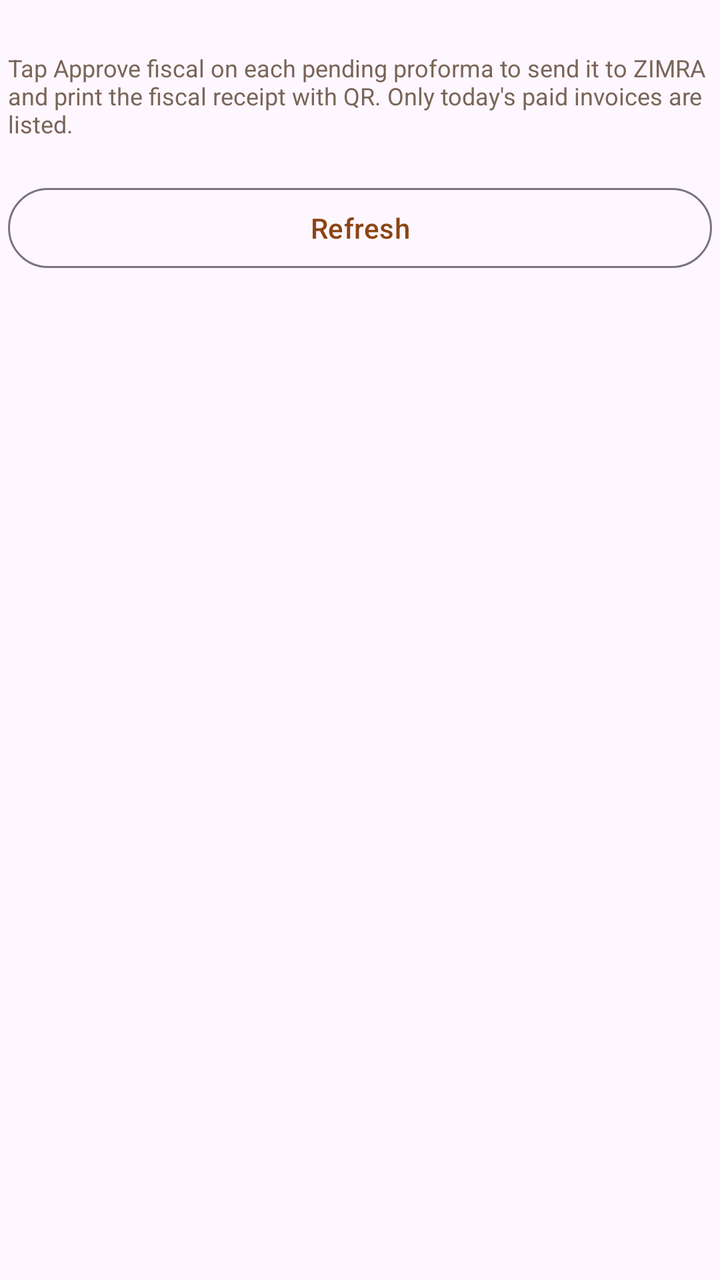
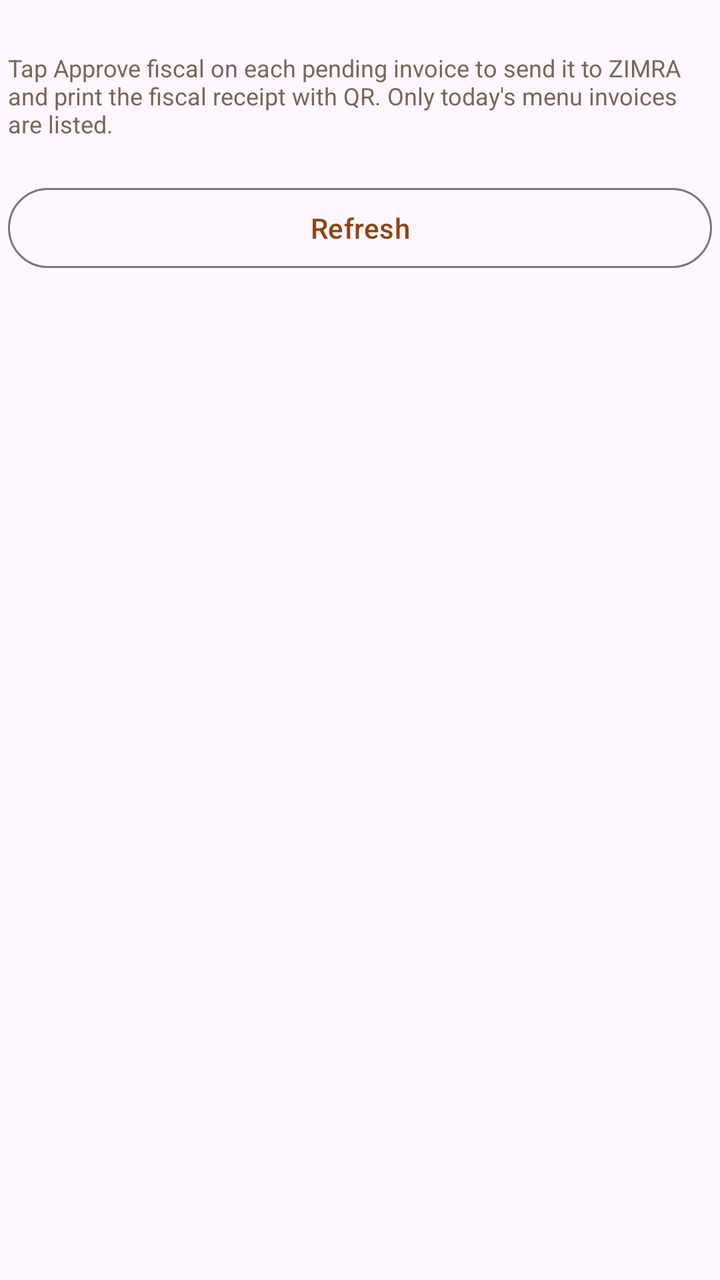

The first picture is an Android layout as it rendered before a commit; the second is the same layout after the commit. The layout source and the unified diff follow.
<!-- AndroidManifest.xml: application theme Theme.CafeDeParisKitchen -->
<!-- res/layout/dialog_fiscal_invoices.xml -->
<?xml version="1.0" encoding="utf-8"?>
<LinearLayout
    xmlns:android="http://schemas.android.com/apk/res/android"
    android:layout_width="match_parent"
    android:layout_height="wrap_content"
    android:orientation="vertical"
    android:padding="4dp">

    <TextView
        android:id="@+id/fiscalInvoicesDateLabel"
        android:layout_width="match_parent"
        android:layout_height="wrap_content"
        android:textColor="@color/text_muted"
        android:textSize="13sp" />

    <TextView
        android:id="@+id/fiscalInvoicesHint"
        android:layout_width="match_parent"
        android:layout_height="wrap_content"
        android:layout_marginTop="4dp"
        android:text="@string/fiscal_invoices_hint"
        android:textColor="@color/text_muted"
        android:textSize="12sp" />

    <androidx.recyclerview.widget.RecyclerView
        android:id="@+id/fiscalInvoiceList"
        android:layout_width="match_parent"
        android:layout_height="wrap_content"
        android:layout_marginTop="12dp"
        android:clipToPadding="false"
        android:maxHeight="420dp"
        android:nestedScrollingEnabled="true" />

    <TextView
        android:id="@+id/fiscalInvoiceEmptyLabel"
        android:layout_width="match_parent"
        android:layout_height="wrap_content"
        android:gravity="center"
        android:padding="24dp"
        android:text="@string/fiscal_invoices_empty"
        android:textColor="@color/text_muted"
        android:visibility="gone" />

    <com.google.android.material.button.MaterialButton
        android:id="@+id/fiscalInvoicesRefreshButton"
        style="@style/Widget.Material3.Button.OutlinedButton"
        android:layout_width="match_parent"
        android:layout_height="wrap_content"
        android:layout_marginTop="8dp"
        android:text="@string/fiscal_day_refresh" />
</LinearLayout>
<!-- resources referenced by this layout -->
<resources>
  <color name="text_muted">#7A6558</color>
  <string name="fiscal_day_refresh">Refresh</string>
  <string name="fiscal_invoices_empty">No paid fiscal invoices for today.</string>
  <string name="fiscal_invoices_hint">Tap Approve fiscal on each pending proforma to send it to ZIMRA and print the fiscal receipt with QR. Only today\'s paid invoices are listed.</string>
  <style name="Theme.CafeDeParisKitchen" parent="Theme.Material3.Light.NoActionBar">
          <item name="colorPrimary">@color/accent</item>
          <item name="colorOnPrimary">@android:color/white</item>
          <item name="android:statusBarColor">@color/accent</item>
          <item name="android:navigationBarColor">@color/background</item>
      </style>
  <color name="accent">#8B4513</color>
  <color name="background">#F7F3EF</color>
</resources>

<!-- the commit's change to res/layout/dialog_fiscal_invoices.xml (unified diff, before → after) -->
@@ -18,9 +18,104 @@
         android:layout_width="match_parent"
         android:layout_height="wrap_content"
         android:layout_marginTop="4dp"
-        android:text="@string/fiscal_invoices_hint"
+        android:text="@string/proforma_hint"
         android:textColor="@color/text_muted"
         android:textSize="12sp" />
+
+    <LinearLayout
+        android:id="@+id/fiscalInvoicesSummary"
+        android:layout_width="match_parent"
+        android:layout_height="wrap_content"
+        android:layout_marginTop="12dp"
+        android:background="@drawable/bg_summary_card"
+        android:orientation="vertical"
+        android:padding="12dp"
+        android:visibility="gone">
+
+        <TextView
+            android:layout_width="match_parent"
+            android:layout_height="wrap_content"
+            android:text="@string/fiscalised_snapshot_title"
+            android:textColor="@color/text_muted"
+            android:textSize="12sp"
+            android:textStyle="bold" />
+
+        <LinearLayout
+            android:layout_width="match_parent"
+            android:layout_height="wrap_content"
+            android:layout_marginTop="8dp"
+            android:orientation="horizontal">
+
+            <LinearLayout
+                android:layout_width="0dp"
+                android:layout_height="wrap_content"
+                android:layout_weight="1"
+                android:orientation="vertical">
+
+                <TextView
+                    android:layout_width="wrap_content"
+                    android:layout_height="wrap_content"
+                    android:text="@string/fiscalised_snapshot_count_label"
+                    android:textColor="@color/text_muted"
+                    android:textSize="11sp" />
+
+                <TextView
+                    android:id="@+id/fiscalisedCountValue"
+                    android:layout_width="wrap_content"
+                    android:layout_height="wrap_content"
+                    android:layout_marginTop="2dp"
+                    android:text="0"
+                    android:textSize="18sp"
+                    android:textStyle="bold" />
+            </LinearLayout>
+
+            <LinearLayout
+                android:layout_width="0dp"
+                android:layout_height="wrap_content"
+                android:layout_weight="1"
+                android:orientation="vertical">
+
+                <TextView
+                    android:layout_width="wrap_content"
+                    android:layout_height="wrap_content"
+                    android:text="@string/fiscalised_snapshot_total_label"
+                    android:textColor="@color/text_muted"
+                    android:textSize="11sp" />
+
+                <TextView
+                    android:id="@+id/fiscalisedTotalValue"
+                    android:layout_width="wrap_content"
+                    android:layout_height="wrap_content"
+                    android:layout_marginTop="2dp"
+                    android:text="—"
+                    android:textSize="18sp"
+                    android:textStyle="bold" />
+            </LinearLayout>
+
+            <LinearLayout
+                android:layout_width="0dp"
+                android:layout_height="wrap_content"
+                android:layout_weight="1"
+                android:orientation="vertical">
+
+                <TextView
+                    android:layout_width="wrap_content"
+                    android:layout_height="wrap_content"
+                    android:text="@string/fiscalised_snapshot_vat_label"
+                    android:textColor="@color/text_muted"
+                    android:textSize="11sp" />
+
+                <TextView
+                    android:id="@+id/fiscalisedVatValue"
+                    android:layout_width="wrap_content"
+                    android:layout_height="wrap_content"
+                    android:layout_marginTop="2dp"
+                    android:text="—"
+                    android:textSize="18sp"
+                    android:textStyle="bold" />
+            </LinearLayout>
+        </LinearLayout>
+    </LinearLayout>
 
     <androidx.recyclerview.widget.RecyclerView
         android:id="@+id/fiscalInvoiceList"
@@ -37,7 +132,7 @@
         android:layout_height="wrap_content"
         android:gravity="center"
         android:padding="24dp"
-        android:text="@string/fiscal_invoices_empty"
+        android:text="@string/proforma_empty"
         android:textColor="@color/text_muted"
         android:visibility="gone" />
 
<!-- resource entries referenced after the edit -->
@@ -1,15 +1,26 @@
 <!-- resources referenced by this layout -->
 <resources>
   <color name="text_muted">#7A6558</color>
+  <!-- drawable bg_summary_card (drawable) -->
+  <?xml version="1.0" encoding="utf-8"?>
+  <shape xmlns:android="http://schemas.android.com/apk/res/android">
+      <solid android:color="@color/category_header_bg" />
+      <corners android:radius="8dp" />
+  </shape>
   <string name="fiscal_day_refresh">Refresh</string>
-  <string name="fiscal_invoices_empty">No paid fiscal invoices for today.</string>
-  <string name="fiscal_invoices_hint">Tap Approve fiscal on each pending proforma to send it to ZIMRA and print the fiscal receipt with QR. Only today\'s paid invoices are listed.</string>
+  <string name="fiscalised_snapshot_count_label">Receipts</string>
+  <string name="fiscalised_snapshot_title">Fiscalised today</string>
+  <string name="fiscalised_snapshot_total_label">Total</string>
+  <string name="fiscalised_snapshot_vat_label">VAT</string>
+  <string name="proforma_empty">No menu invoices awaiting fiscalisation for today.</string>
+  <string name="proforma_hint">Tap Approve fiscal on each pending invoice to send it to ZIMRA and print the fiscal receipt with QR. Only today\'s menu invoices are listed.</string>
   <style name="Theme.CafeDeParisKitchen" parent="Theme.Material3.Light.NoActionBar">
           <item name="colorPrimary">@color/accent</item>
           <item name="colorOnPrimary">@android:color/white</item>
           <item name="android:statusBarColor">@color/accent</item>
           <item name="android:navigationBarColor">@color/background</item>
       </style>
+  <color name="category_header_bg">#0F2C1810</color>
   <color name="accent">#8B4513</color>
   <color name="background">#F7F3EF</color>
 </resources>
